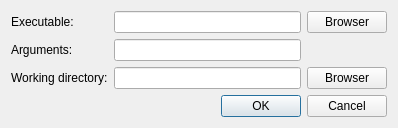
The window that liteidex/src/plugins/litedebug/selectexternaldialog.ui (seanxyh/liteide) describes before a commit, drawn with Qt 5.
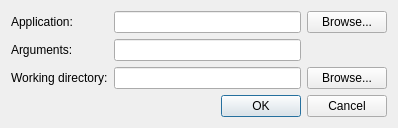
The same window after the commit.

Diff of the .ui file:
```diff
--- a/liteidex/src/plugins/litedebug/selectexternaldialog.ui
+++ b/liteidex/src/plugins/litedebug/selectexternaldialog.ui
@@ -19,7 +19,7 @@
      <item row="0" column="0">
       <widget class="QLabel" name="label">
        <property name="text">
-        <string>Executable:</string>
+        <string>Application:</string>
        </property>
       </widget>
      </item>
@@ -29,7 +29,7 @@
      <item row="0" column="2">
       <widget class="QPushButton" name="cmbPushButton">
        <property name="text">
-        <string>Browser</string>
+        <string>Browse...</string>
        </property>
       </widget>
      </item>
@@ -56,7 +56,7 @@
      <item row="2" column="2">
       <widget class="QPushButton" name="workPushButton">
        <property name="text">
-        <string>Browser</string>
+        <string>Browse...</string>
        </property>
       </widget>
      </item>
```
Left out of the diff: 2 changed lines with no effect on the pictures.
